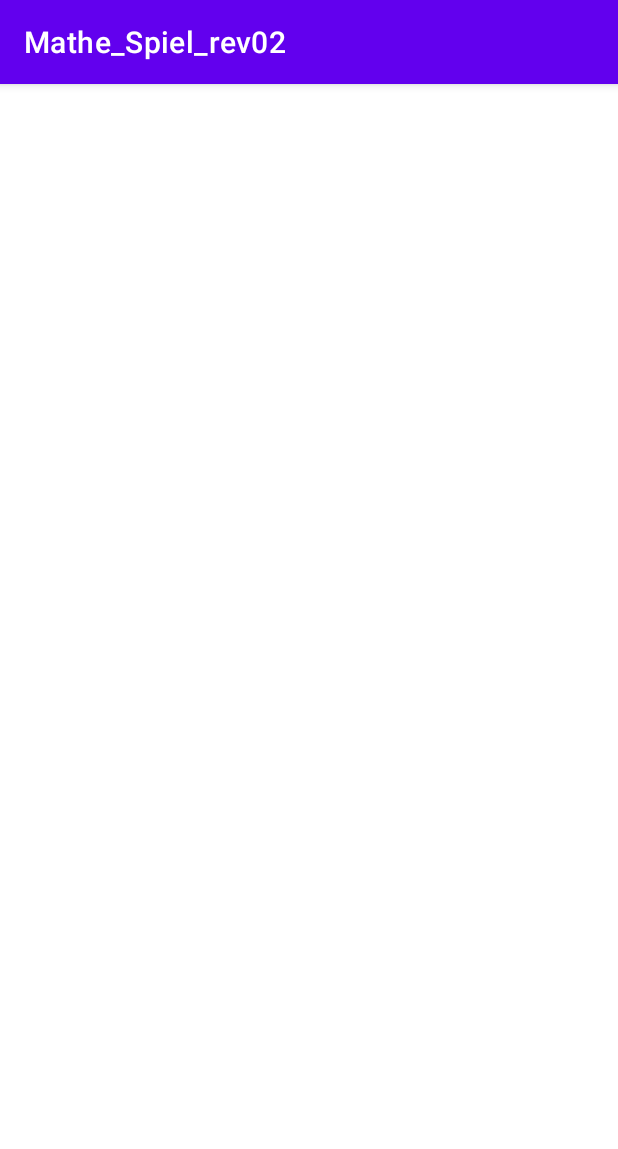
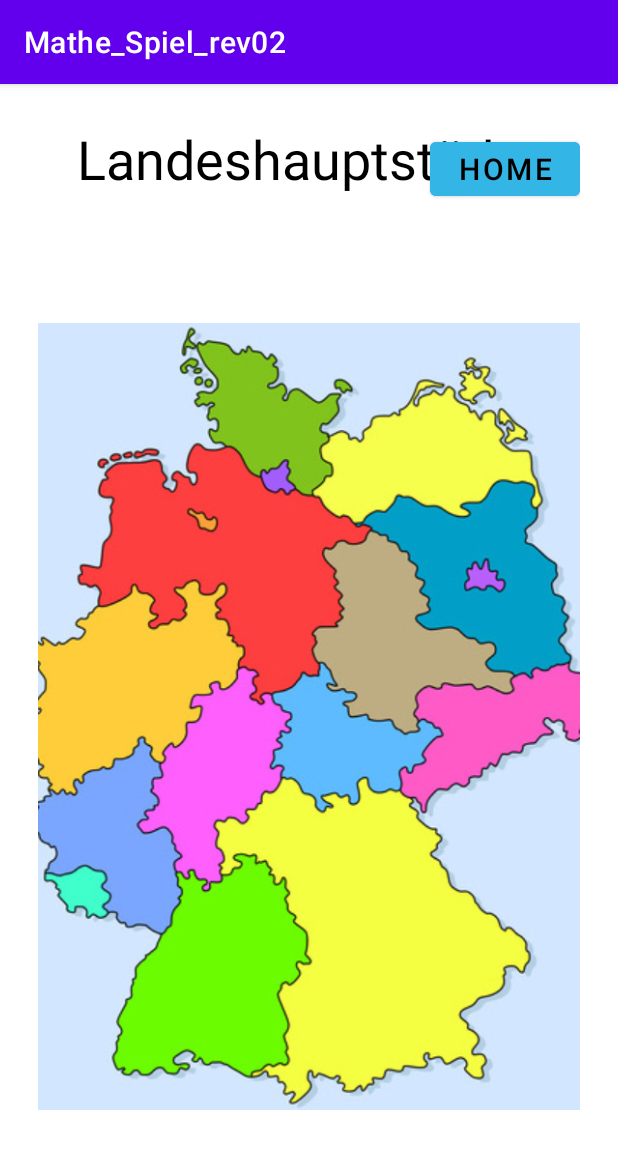
Before and after one commit to Kai-Froehlich/EAM_Gruppe01_GS, an Android app: the Landeshauptstaedte screen opened directly, with no data from a screen before it, on a phone screen of 412 x 824 dp. Shown: the top 1149 px of the screen. Run offline under Robolectric (Android 15) with nearby library versions, the phone set to English and light mode, and no system bars; libraries missing offline, so code that uses them is left out: com.aldebaran.qi; 1 statement that could not run was skipped.

Commit message:
Update activity_landeshauptstaedte.xml
layout für activity landeshauptstädte erstellt

```diff
--- a/app/src/main/res/layout/activity_landeshauptstaedte.xml
+++ b/app/src/main/res/layout/activity_landeshauptstaedte.xml
@@ -1,9 +1,55 @@
 <?xml version="1.0" encoding="utf-8"?>
-<androidx.constraintlayout.widget.ConstraintLayout xmlns:android="http://schemas.android.com/apk/res/android"
+<LinearLayout xmlns:android="http://schemas.android.com/apk/res/android"
     xmlns:app="http://schemas.android.com/apk/res-auto"
     xmlns:tools="http://schemas.android.com/tools"
     android:layout_width="match_parent"
     android:layout_height="match_parent"
+    android:layout_gravity="center"
+    android:layout_marginLeft="25dp"
+    android:layout_marginTop="25dp"
+    android:layout_marginRight="25dp"
+    android:layout_marginBottom="25dp"
+    android:gravity="center"
+    android:orientation="vertical"
     tools:context=".Landeshauptstaedte">
+    <LinearLayout
+        android:layout_width="match_parent"
+        android:layout_height="75dp"
+        android:layout_weight="0"
+        android:orientation="horizontal">
 
-</androidx.constraintlayout.widget.ConstraintLayout>
+
+        <TextView
+            android:id="@+id/textView2"
+            android:layout_width="600dp"
+            android:layout_height="wrap_content"
+            android:layout_marginEnd="-100dp"
+            android:layout_weight="1"
+            android:gravity="center"
+            android:text="Landeshauptstädte"
+            android:textColor="@android:color/black"
+            android:textSize="36sp" />
+
+        <Button
+            android:id="@+id/home1"
+            android:layout_width="100dp"
+            android:layout_height="wrap_content"
+            android:layout_marginEnd="00dp"
+            android:layout_weight="0"
+            android:backgroundTint="@android:color/holo_blue_light"
+            android:text="HOME"
+            android:textColor="@android:color/black"
+            android:textSize="20sp" />
+
+    </LinearLayout>
+
+    <ImageView
+        android:id="@+id/imageView3"
+        android:layout_width="400dp"
+        android:layout_height="400dp"
+        android:layout_weight="1"
+        app:srcCompat="@drawable/deutschland_karte" />
+
+
+
+</LinearLayout>
```
